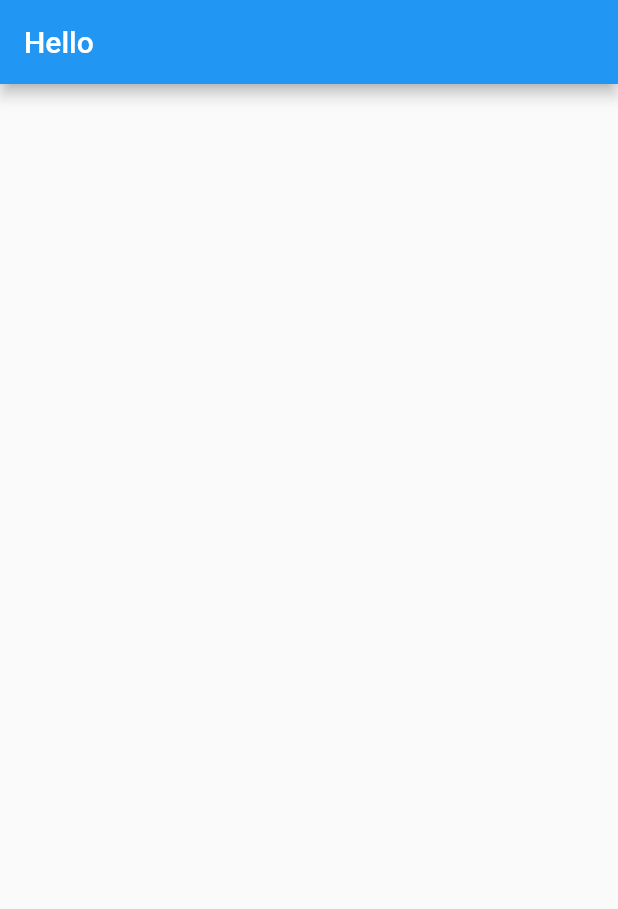
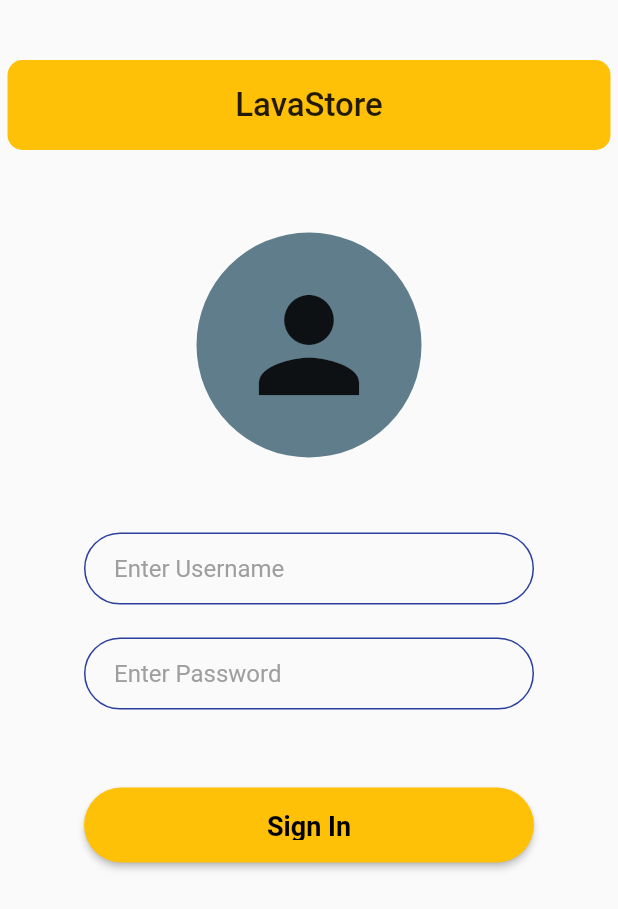
Before and after one commit to ShubhamTrip/Flutter-Ecom-App, a Flutter app: the screen it shows after launch, on a phone screen of 412 x 824 dp. Shown: the top 909 px of the screen. Run offline on Flutter 3.47's test engine with Material 2 defaults, Android fonts, the phone set to English and light mode, and no system bars.

Commit message:
Login screen made

```diff
--- /dev/null
+++ b/lib/Screens/LoginScreen.dart
@@ -0,0 +1,135 @@
+import 'package:flutter/src/widgets/container.dart';
+import 'package:flutter/src/widgets/framework.dart';
+import 'package:flutter/material.dart';
+
+class LoginScreen extends StatefulWidget {
+  const LoginScreen({super.key});
+
+  @override
+  State<LoginScreen> createState() => _LoginScreenState();
+}
+
+class _LoginScreenState extends State<LoginScreen> {
+  @override
+  Widget build(BuildContext context) {
+    return Column(
+      children: [
+        Container(
+          margin: EdgeInsets.fromLTRB(5, 40, 5, 5),
+          width: double.infinity,
+          height: 60,
+          child: Center(
+              child: Text(
+            "LavaStore",
+            style: TextStyle(fontSize: 22, fontWeight: FontWeight.w500),
+          )),
+          decoration: BoxDecoration(
+              color: Colors.amber, borderRadius: BorderRadius.circular(10)),
+        ),
+        UnconstrainedBox(
+          alignment: Alignment.center,
+          child: Column(
+            children: [
+              SizedBox(
+                height: 50,
+              ),
+              Container(
+                child: Icon(Icons.person, size: 100),
+                height: 150,
+                width: 150,
+                decoration: BoxDecoration(
+                    color: Colors.blueGrey,
+                    borderRadius: BorderRadius.circular(100)),
+              ),
+              SizedBox(
+                height: 50,
+              ),
+              Container(
+                height: 50,
+                width: 300,
+                child: TextField(
+                  decoration: InputDecoration(
+                    hintText: 'Enter Username',
+                    hintStyle: TextStyle(color: Colors.grey),
+                    contentPadding:
+                        EdgeInsets.symmetric(vertical: 10.0, horizontal: 20.0),
+                    border: OutlineInputBorder(
+                      borderRadius: BorderRadius.all(Radius.circular(32.0)),
+                    ),
+                    enabledBorder: OutlineInputBorder(
+                      borderSide:
+                          BorderSide(color: Color(0XFFD5031A8D), width: 1.0),
+                      borderRadius: BorderRadius.all(Radius.circular(32.0)),
+                    ),
+                    focusedBorder: OutlineInputBorder(
+                      borderSide:
+                          BorderSide(color: Color(0XFFD5031A8D), width: 2.0),
+                      borderRadius: BorderRadius.all(Radius.circular(32.0)),
+                    ),
+                  ),
+                ),
+              ),
+              SizedBox(
+                height: 20,
+              ),
+              Container(
+                height: 50,
+                width: 300,
+                child: TextField(
+                  obscureText: true,
+                  decoration: InputDecoration(
+                    hintText: 'Enter Password',
+                    hintStyle: TextStyle(color: Colors.grey),
+                    contentPadding:
+                        EdgeInsets.symmetric(vertical: 10.0, horizontal: 20.0),
+                    border: OutlineInputBorder(
+                      borderRadius: BorderRadius.all(Radius.circular(32.0)),
+                    ),
+                    enabledBorder: OutlineInputBorder(
+                      borderSide:
+                          BorderSide(color: Color(0XFFD5031A8D), width: 1.0),
+                      borderRadius: BorderRadius.all(Radius.circular(32.0)),
+                    ),
+                    focusedBorder: OutlineInputBorder(
+                      borderSide:
+                          BorderSide(color: Color(0XFFD5031A8D), width: 2.0),
+                      borderRadius: BorderRadius.all(Radius.circular(32.0)),
+                    ),
+                  ),
+                ),
+              ),
+              SizedBox(
+                height: 50,
+              ),
+              SizedBox(
+                height: 50,
+                width: 300,
+                child: ElevatedButton(
+                    onPressed: () {},
+                    child: Padding(
+                        padding: EdgeInsets.all(15),
+                        child: Row(
+                          mainAxisAlignment: MainAxisAlignment.center,
+                          crossAxisAlignment: CrossAxisAlignment.center,
+                          // ignore: prefer_const_literals_to_create_immutables
+                          children: <Widget>[
+                            Text('Sign In',
+                                style: TextStyle(
+                                    color: Colors.black,
+                                    fontSize: 18,
+                                    fontWeight: FontWeight.w600))
+                          ],
+                        )),
+                    style: ElevatedButton.styleFrom(
+                        backgroundColor: Colors.amber,
+                        shape: RoundedRectangleBorder(
+                          borderRadius: BorderRadius.circular(30),
+                        ))),
+              )
+            ],
+          ),
+        )
+      ],
+    );
+  }
+}
--- a/lib/main.dart
+++ b/lib/main.dart
@@ -1,3 +1,4 @@
+import 'package:ecomapp/Screens/LoginScreen.dart';
 import 'package:flutter/material.dart';
 
 void main() {
@@ -12,11 +13,7 @@ class MyApp extends StatelessWidget {
   Widget build(BuildContext context) {
     return MaterialApp(
       debugShowCheckedModeBanner: false,
-      home: Scaffold(
-        appBar: AppBar(
-          title: Text("Hello"),
-        ),
-      ),
+      home: Scaffold(body: LoginScreen()),
     );
   }
 }
```
